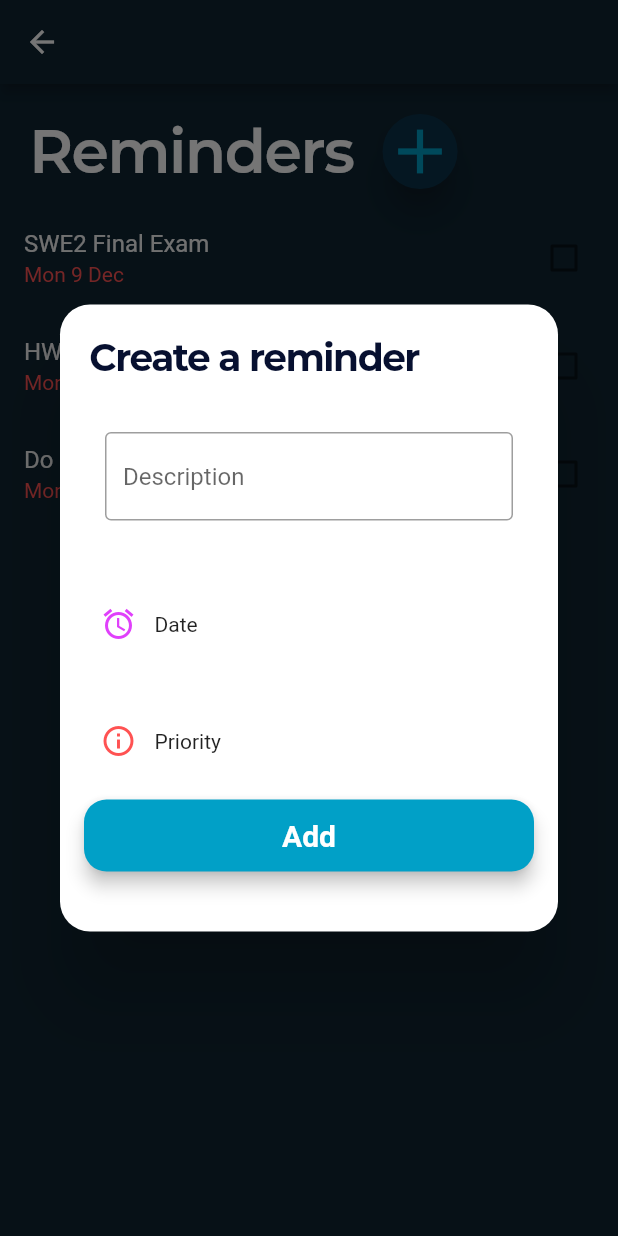
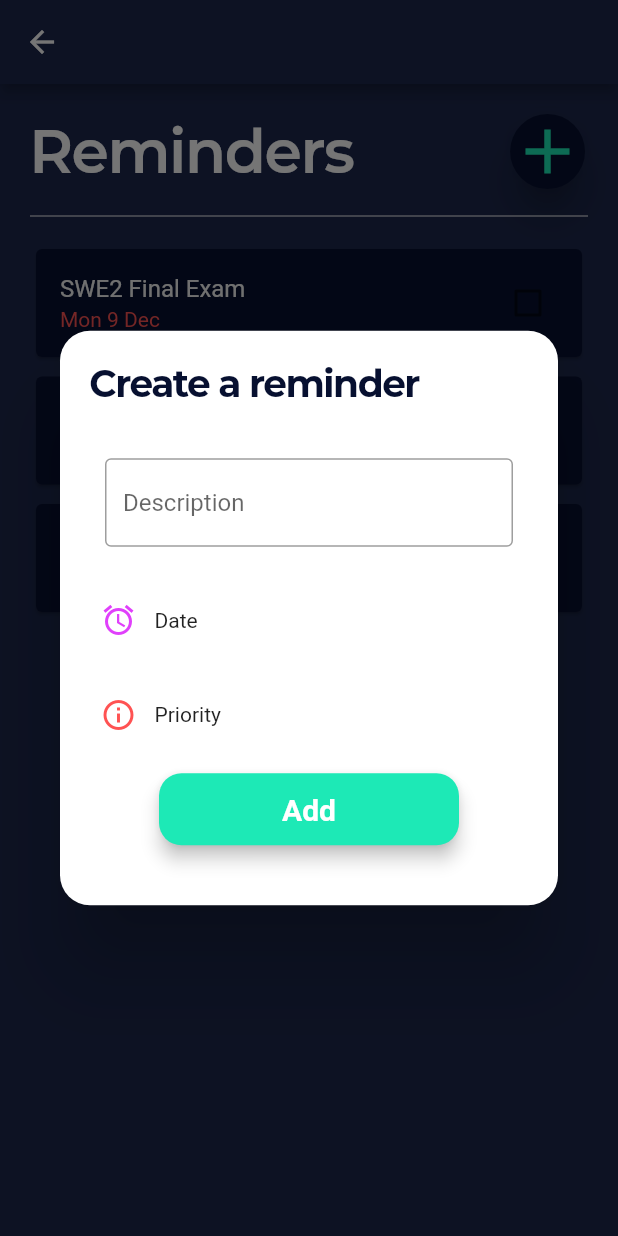
Before and after one commit to ngarcia238/Productivist2.0, a Flutter app: the RemindersPage screen opened directly, after a tap on the "add" icon, on a phone screen of 412 x 824 dp. Run offline on Flutter 3.47's test engine with Material 2 defaults, Android fonts, the phone set to English and light mode, and no system bars; our stand-ins replace numberpicker, percent_indicator, table_calendar; Roboto replaces fonts that are missing (Montserrat); project files that could hold a hidden picture were left out.

Commit message:
reminders page design done

```diff
--- a/lib/screens/event_page.dart
+++ b/lib/screens/event_page.dart
@@ -254,7 +254,7 @@ class _EventsPageState extends State<EventsPage> {
                               : Text(
                                   currentUser.events[i].title,
                                   style: TextStyle(
-                                      color: Colors.grey[50],
+                                      color: Colors.grey[600], fontSize: 17,
                                       decoration: TextDecoration.lineThrough),
                                 ),
                           value: currentUser.events[i].completed,
--- a/lib/screens/reminder_page.dart
+++ b/lib/screens/reminder_page.dart
@@ -39,9 +39,9 @@ class _RemindersPageState extends State<RemindersPage> {
   Widget build(BuildContext context) {
     return Scaffold(
         appBar: AppBar(
-          backgroundColor: Color.fromRGBO(15, 37, 51, 1),
+          backgroundColor: Color(0xFF1d284d),
         ),
-        backgroundColor: Color.fromRGBO(15, 37, 51, 1),
+        backgroundColor: Color(0xFF1d284d),
         body: Container(
           child: Column(
             children: <Widget>[
@@ -58,15 +58,15 @@ class _RemindersPageState extends State<RemindersPage> {
                           letterSpacing: -1),
                     ),
                     Padding(
-                      padding: EdgeInsets.fromLTRB(0, 0, 0, 0),
+                      padding: EdgeInsets.fromLTRB(85, 0, 0, 0),
                       child: RawMaterialButton(
                         shape: CircleBorder(),
-                        fillColor: Color.fromRGBO(10, 51, 75, 1),
+                        fillColor: Color(0xFF071030),
                         elevation: 10,
                         child: Icon(
                           Icons.add,
                           size: 50,
-                          color: Color(0xff01A0C7),
+                          color: Colors.tealAccent[400],
                         ),
                         onPressed: () {
                           print(currentUser.reminders);
@@ -109,11 +109,7 @@ class _RemindersPageState extends State<RemindersPage> {
                                         ),
                                       ),
                                     ),
-                                    Padding(
-                                      padding:
-                                          EdgeInsets.fromLTRB(30, 0, 30, 20),
-                                      child: Container(),
-                                    ),
+
                                     Padding(
                                       padding: const EdgeInsets.all(15),
                                       child: Row(
@@ -149,7 +145,7 @@ class _RemindersPageState extends State<RemindersPage> {
                                       ),
                                     ),
                                     Padding(
-                                      padding: const EdgeInsets.all(15),
+                                      padding: const EdgeInsets.fromLTRB(15,0,15,15),
                                       child: Row(
                                         mainAxisAlignment:
                                             MainAxisAlignment.start,
@@ -174,9 +170,9 @@ class _RemindersPageState extends State<RemindersPage> {
                                           elevation: 5.0,
                                           borderRadius:
                                               BorderRadius.circular(15.0),
-                                          color: Color(0xff01A0C7),
+                                          color: Colors.tealAccent[400],
                                           child: MaterialButton(
-                                            minWidth: 300,
+                                            minWidth: 200,
                                             padding: EdgeInsets.fromLTRB(
                                                 40, 5, 40, 5),
                                             onPressed: () {
@@ -210,6 +206,12 @@ class _RemindersPageState extends State<RemindersPage> {
                   ],
                 ),
               ),
+              Padding(
+                padding: EdgeInsets.fromLTRB(20, 0, 20, 10),
+                child: Divider(
+                  color: Colors.white,
+                ),
+              ),
               Expanded(
                 child: Container(
                   child: ListView.builder(
@@ -226,9 +228,13 @@ class _RemindersPageState extends State<RemindersPage> {
                         background: Container(
                           color: Colors.red,
                         ),
+                         child: Padding(
+                          padding: EdgeInsets.only(left: 20, right: 20, bottom: 5),
+                          child: Card(
+                          color: Color(0xFF071030),
                         child: CheckboxListTile(
-                          checkColor: Colors.white,
-                          activeColor: Color(0xff01A0C7),
+                          checkColor: Color(0xFF071030),
+                          activeColor: Colors.tealAccent[400],
                           title: !currentUser.reminders[i].completed
                               ? Text(
                                   currentUser.reminders[i].text,
@@ -237,7 +243,7 @@ class _RemindersPageState extends State<RemindersPage> {
                               : Text(
                                   currentUser.reminders[i].text,
                                   style: TextStyle(
-                                      color: Colors.grey[20],
+                                      color: Colors.grey[600], fontSize: 17,
                                       decoration: TextDecoration.lineThrough),
                                 ),
                           subtitle: Text(
@@ -257,6 +263,8 @@ class _RemindersPageState extends State<RemindersPage> {
                             setState(() {});
                           },
                         ),
+                          ),
+                         ),
                       );
                     },
                   ),
--- a/lib/screens/task_page.dart
+++ b/lib/screens/task_page.dart
@@ -257,7 +257,7 @@ class _TasksPageState extends State<TasksPage> {
                               : Text(
                                   currentUser.tasks[i].task,
                                   style: TextStyle(
-                                      color: Colors.grey[50], fontSize: 17,
+                                      color: Colors.grey[600], fontSize: 17,
                                       decoration: TextDecoration.lineThrough),
                                 ),
                           value: currentUser.tasks[i].completed,
```
